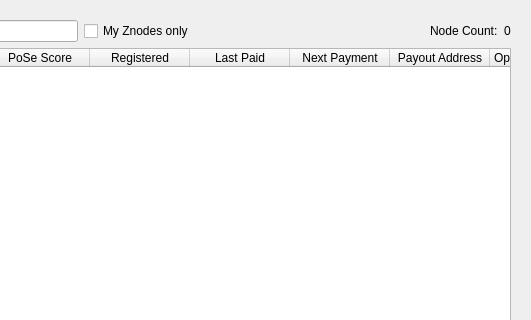
This is src/qt/forms/masternodelist.ui in firoorg/firo as Qt 5 draws it before an edit; both pictures show x 231 to 762 and y 0 to 320 of the 762 by 457 pixel window. The edited form follows.
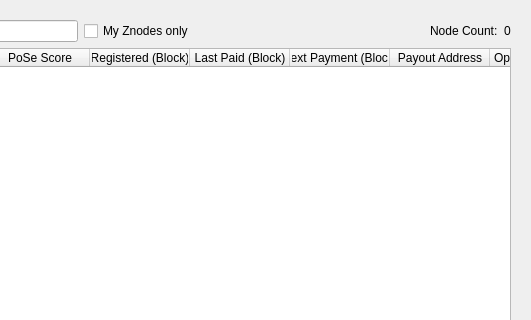
This is the edited form.

```diff
--- a/src/qt/forms/masternodelist.ui
+++ b/src/qt/forms/masternodelist.ui
@@ -141,17 +141,17 @@
          </column>
          <column>
           <property name="text">
-           <string>Registered</string>
+           <string>Registered (Block)</string>
           </property>
          </column>
          <column>
           <property name="text">
-           <string>Last Paid</string>
+           <string>Last Paid (Block)</string>
           </property>
          </column>
          <column>
           <property name="text">
-           <string>Next Payment</string>
+           <string>Next Payment (Block)</string>
           </property>
          </column>
          <column>
```
